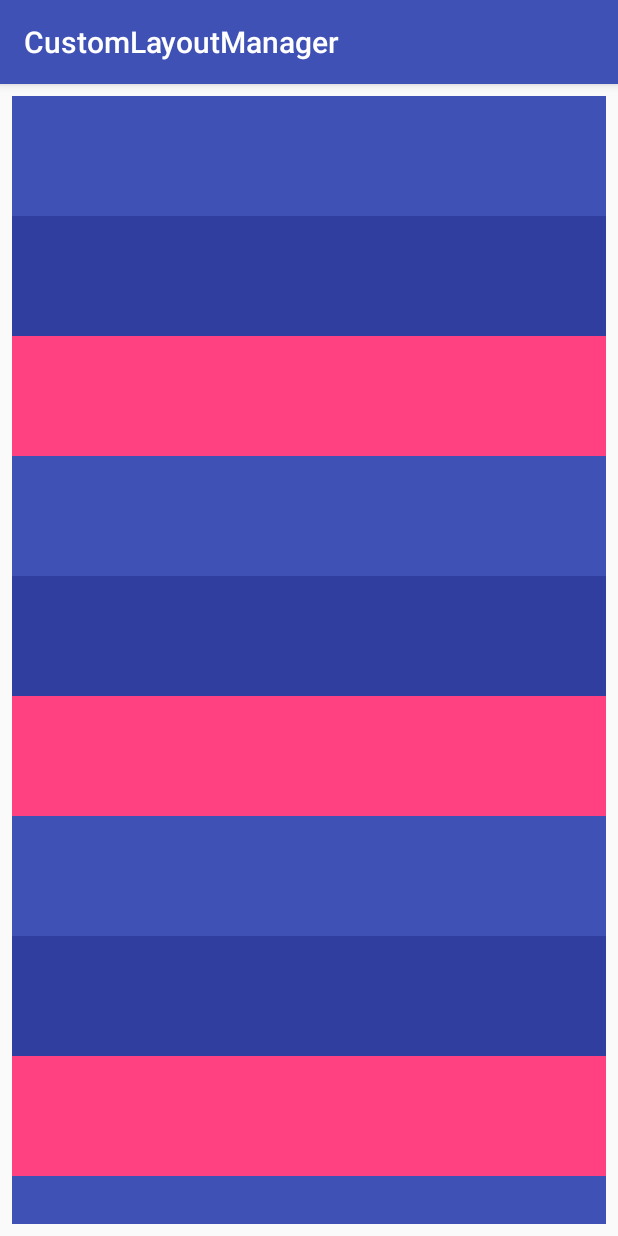
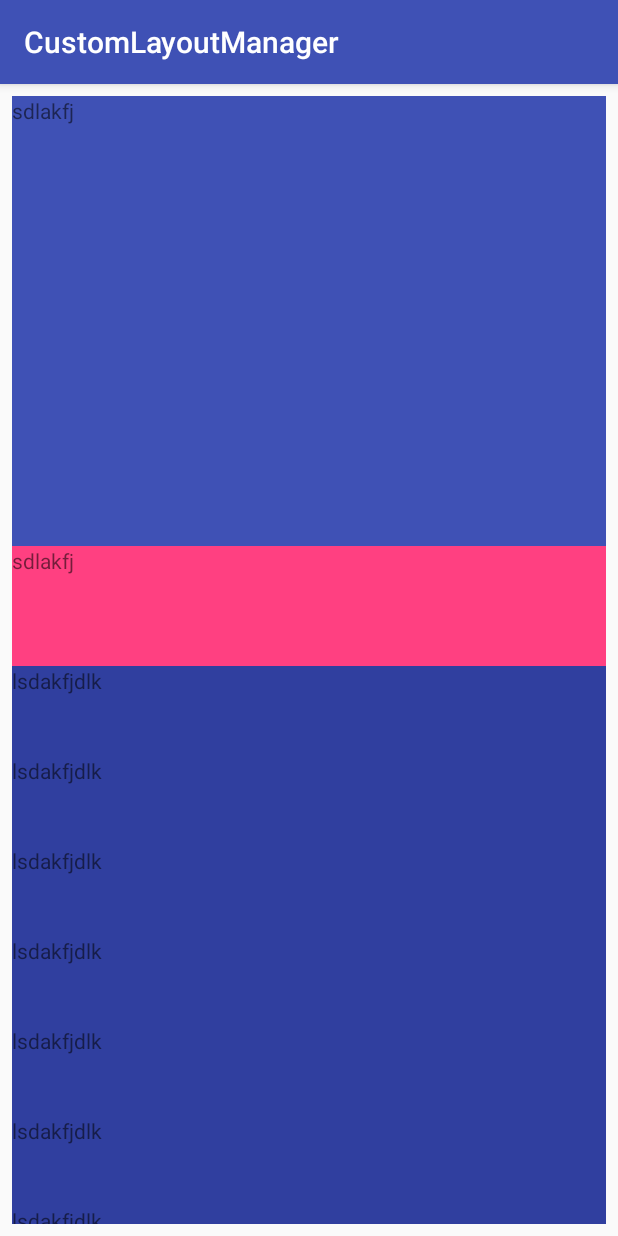
Before and after one commit to Vlad8161/HeaderLayoutManagerExample, an Android app: the screen it shows after launch (MainActivity), on a phone screen of 412 x 824 dp. Run offline under Robolectric (Android 15) with nearby library versions, the phone set to English and light mode, and no system bars.

Commit message:
Доделал LayoutManager

```diff
--- a/app/src/main/java/dev/klippe/customlayoutmanager/RecyclerViewAdapter.java
+++ b/app/src/main/java/dev/klippe/customlayoutmanager/RecyclerViewAdapter.java
@@ -30,9 +30,9 @@ public class RecyclerViewAdapter extends RecyclerView.Adapter<RecyclerView.ViewH
             case TYPE_1:
                 return new ViewHolderType1(LayoutInflater.from(mContext).inflate(R.layout.item_1, parent, false));
             case TYPE_2:
-                return new ViewHolderType2(LayoutInflater.from(mContext).inflate(R.layout.item_3, parent, false));
+                return new ViewHolderType2(LayoutInflater.from(mContext).inflate(R.layout.item_2, parent, false));
             case TYPE_3:
-                return new ViewHolderType3(LayoutInflater.from(mContext).inflate(R.layout.item_2, parent, false));
+                return new ViewHolderType3(LayoutInflater.from(mContext).inflate(R.layout.item_3, parent, false));
             default:
                 return null;
         }
@@ -40,15 +40,13 @@ public class RecyclerViewAdapter extends RecyclerView.Adapter<RecyclerView.ViewH
 
     @Override
     public int getItemViewType(int position) {
-        switch (position % 3) {
+        switch (position) {
             case 0:
                 return TYPE_1;
             case 1:
                 return TYPE_2;
-            case 2:
+            default:
                 return TYPE_3;
-            default:
-                return -1;
         }
     }
 
@@ -58,7 +56,7 @@ public class RecyclerViewAdapter extends RecyclerView.Adapter<RecyclerView.ViewH
 
     @Override
     public int getItemCount() {
-        return 50;
+        return 20;
     }
 
     private static class ViewHolderType1 extends RecyclerView.ViewHolder {
--- a/app/src/main/res/layout/item_1.xml
+++ b/app/src/main/res/layout/item_1.xml
@@ -5,7 +5,8 @@
     android:background="@color/colorPrimary"
     android:orientation="vertical">
 
-    <View
+    <TextView
+        android:text="sdlakfj"
         android:layout_width="match_parent"
-        android:layout_height="80dp" />
+        android:layout_height="300dp" />
 </LinearLayout>
--- a/app/src/main/res/layout/item_2.xml
+++ b/app/src/main/res/layout/item_2.xml
@@ -5,7 +5,8 @@
     android:background="@color/colorAccent"
     android:orientation="vertical">
 
-    <View
+    <TextView
+        android:text="sdlakfj"
         android:layout_width="match_parent"
         android:layout_height="80dp" />
 </LinearLayout>
--- a/app/src/main/res/layout/item_3.xml
+++ b/app/src/main/res/layout/item_3.xml
@@ -5,7 +5,8 @@
     android:background="@color/colorPrimaryDark"
     android:orientation="vertical">
 
-    <View
+    <TextView
+        android:text="lsdakfjdlk"
         android:layout_width="match_parent"
-        android:layout_height="80dp" />
+        android:layout_height="60dp" />
 </LinearLayout>
```
Also changed, not shown: app/src/main/java/dev/klippe/customlayoutmanager/RecyclerViewLayoutManager.java (+41 -11 lines).
